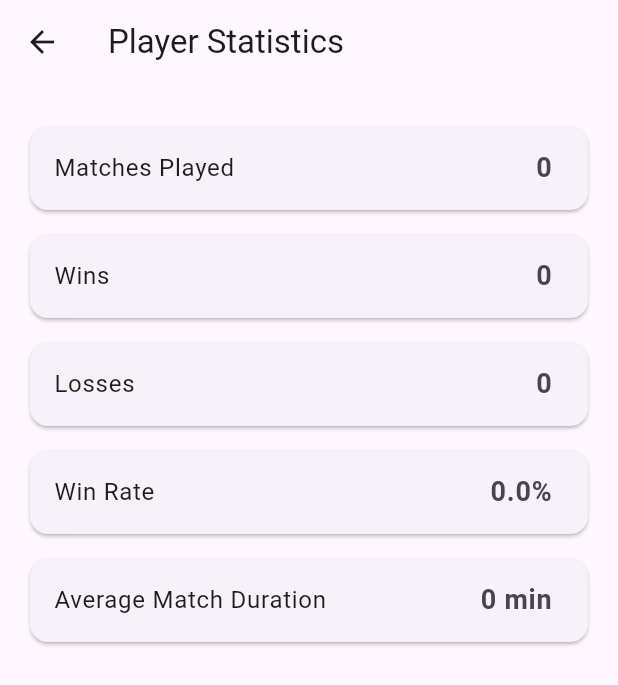
After one commit to germanv20/tennismatch, a Flutter app: the screen it shows once a user with an empty profile is signed in, scrolled down 250 dp, after a tap on "My Matches Stats", on a phone screen of 412 x 824 dp. The commit adds this screen. Shown: the top 685 px of the screen. Run offline on Flutter 3.47's test engine with Material 3 defaults, Android fonts, the phone set to English and light mode, and no system bars; our stand-ins replace cloud_firestore, firebase_auth, firebase_core, firebase_messaging, google_sign_in; accounts and stored records are empty; generated files the repository leaves out were written again.

Commit message:
My stats screen added and My Match history screen improvement

```diff
--- a/lib/main.dart
+++ b/lib/main.dart
@@ -11,6 +11,7 @@ import 'my_matches_screen.dart';
 import 'match_detail_screen.dart';
 import 'match_chat_screen.dart';
 import 'match_history_screen.dart';
+import '../screens/player_statistics_screen.dart';
 
 const tennisLevels = [
   'Beginner',
@@ -587,6 +588,18 @@ class _AuthTestState extends State<AuthTest> {
                       },
                     ),
 
+                    ElevatedButton(
+                      child: const Text("My Matches Stats"),
+                      onPressed: () {
+                        Navigator.push(
+                          context,
+                          MaterialPageRoute(
+                            builder: (context) => const PlayerStatisticsScreen(),
+                          ),
+                        );
+                      },
+                    ),
+
                     const SizedBox(height: 20),
 
                     ElevatedButton(
--- /dev/null
+++ b/lib/screens/player_statistics_screen.dart
@@ -0,0 +1,122 @@
+import 'package:flutter/material.dart';
+import 'package:cloud_firestore/cloud_firestore.dart';
+import 'package:firebase_auth/firebase_auth.dart';
+
+class PlayerStatisticsScreen extends StatefulWidget {
+  const PlayerStatisticsScreen({super.key});
+
+  @override
+  State<PlayerStatisticsScreen> createState() => _PlayerStatisticsScreenState();
+}
+
+class _PlayerStatisticsScreenState extends State<PlayerStatisticsScreen> {
+
+  int matchesPlayed = 0;
+  int wins = 0;
+  int losses = 0;
+  double winRate = 0;
+  int averageDuration = 0;
+
+  bool loading = true;
+
+  @override
+  void initState() {
+    super.initState();
+    loadStats();
+  }
+
+  Future<void> loadStats() async {
+
+    final uid = FirebaseAuth.instance.currentUser!.uid;
+
+    final snapshot = await FirebaseFirestore.instance
+        .collection('matches')
+        .where('players', arrayContains: uid)
+        .where('status', isEqualTo: 'completed')
+        .get();
+
+    int totalDuration = 0;
+
+    for (var doc in snapshot.docs) {
+
+      final match = doc.data();
+
+      matchesPlayed++;
+
+      if (match['winnerUid'] == uid) {
+        wins++;
+      } else {
+        losses++;
+      }
+
+      final result = match['result'] ?? {};
+      final duration = (result['durationMinutes'] ?? 0) as num;
+
+      totalDuration += duration.toInt();
+
+    }
+
+    if (matchesPlayed > 0) {
+      winRate = (wins / matchesPlayed) * 100;
+      averageDuration = (totalDuration / matchesPlayed).round();
+    }
+
+    setState(() {
+      loading = false;
+    });
+  }
+
+  @override
+  Widget build(BuildContext context) {
+
+    if (loading) {
+      return const Scaffold(
+        body: Center(child: CircularProgressIndicator()),
+      );
+    }
+
+    return Scaffold(
+      appBar: AppBar(title: const Text("Player Statistics")),
+      body: Padding(
+        padding: const EdgeInsets.all(20),
+        child: Column(
+          children: [
+
+            StatTile("Matches Played", matchesPlayed.toString()),
+            StatTile("Wins", wins.toString()),
+            StatTile("Losses", losses.toString()),
+            StatTile("Win Rate", "${winRate.toStringAsFixed(1)}%"),
+            StatTile("Average Match Duration", "$averageDuration min"),
+
+          ],
+        ),
+      ),
+    );
+  }
+}
+
+class StatTile extends StatelessWidget {
+
+  final String label;
+  final String value;
+
+  const StatTile(this.label, this.value, {super.key});
+
+  @override
+  Widget build(BuildContext context) {
+
+    return Card(
+      margin: const EdgeInsets.symmetric(vertical: 8),
+      child: ListTile(
+        title: Text(label),
+        trailing: Text(
+          value,
+          style: const TextStyle(
+            fontSize: 18,
+            fontWeight: FontWeight.bold,
+          ),
+        ),
+      ),
+    );
+  }
+}
```
Also changed, not shown: lib/add_match_result_screen.dart (+88 -18 lines), lib/match_history_screen.dart (+37 -120 lines), lib/screens/match_details_screen.dart (added, +80 -0 lines), lib/widgets/match_card.dart (added, +133 -0 lines).
